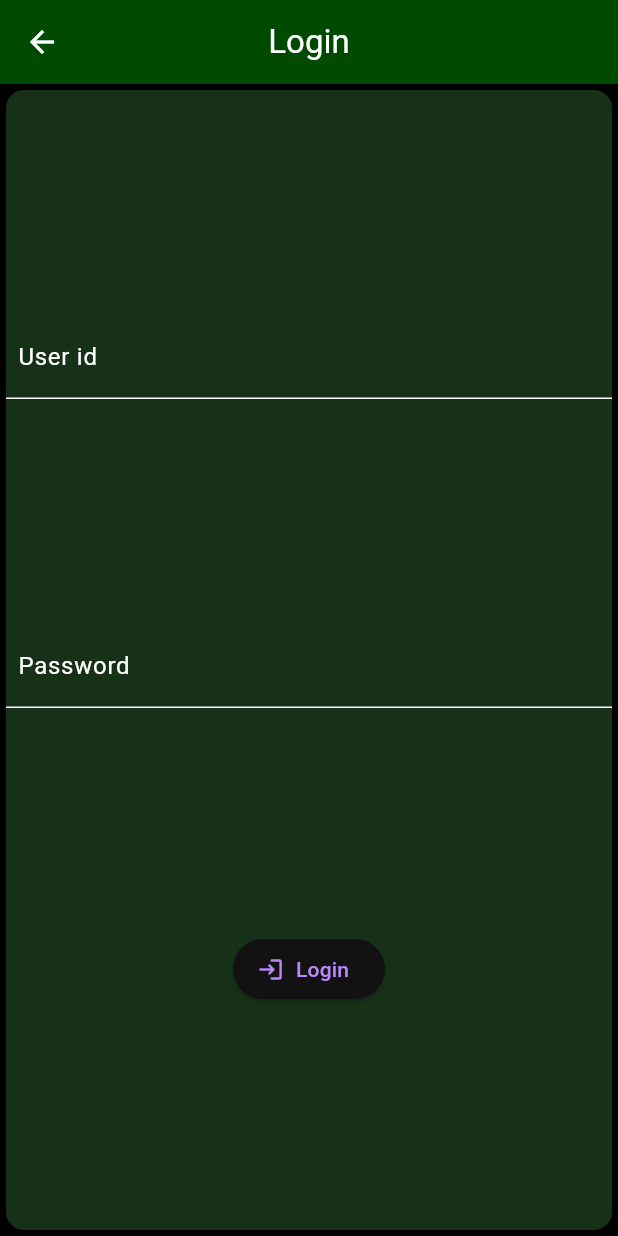
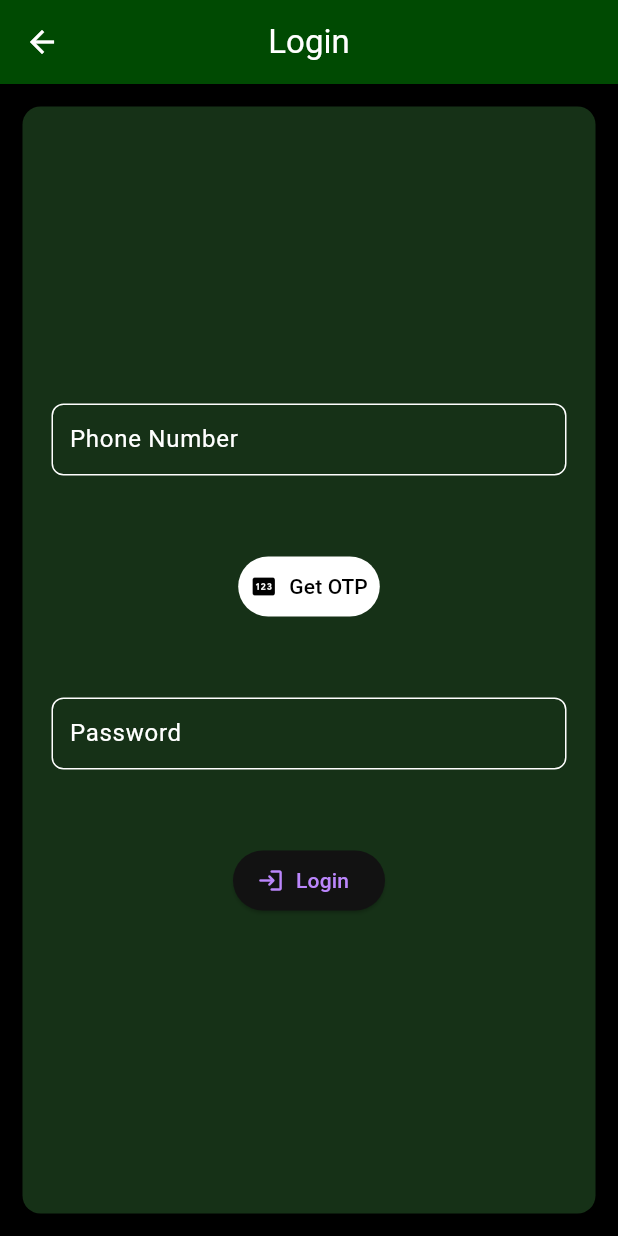
Before and after one commit to iJai007/IronMan-project, a Flutter app: the screen it shows after launch, after a tap on "Login", on a phone screen of 412 x 824 dp. Run offline on Flutter 3.47's test engine with Material 3 defaults, Android fonts, the phone set to English and light mode, and no system bars.

Commit message:
many changes

```diff
--- /dev/null
+++ b/IronMan/ironman/lib/data.dart
@@ -0,0 +1,5 @@
+/*class Data {
+  //Data({service});
+  String service;
+  Map<String, int> cost;
+}*/
--- a/IronMan/ironman/lib/logsign.dart
+++ b/IronMan/ironman/lib/logsign.dart
@@ -14,20 +14,40 @@ class LogSign extends StatelessWidget {
         title: Text(val),
         centerTitle: true,
       ),
-      body: Card(
+      body: SizedBox(
+        width: MediaQuery.sizeOf(context).width,
+        height: MediaQuery.sizeOf(context).height,
+        child: Card(
+            margin: EdgeInsets.all(15.0),
             child: Column(
               crossAxisAlignment: CrossAxisAlignment.center,
-        mainAxisAlignment: MainAxisAlignment.spaceEvenly,
+              mainAxisAlignment: MainAxisAlignment.center,
               children: [
                 TextField(
+                  inputFormatters: [],
                   decoration: const InputDecoration(
-                label: Text('User id'), contentPadding: EdgeInsets.all(8.0)),
+                      label: Text('Phone Number'),
+                      contentPadding: EdgeInsets.all(8.0)),
                   controller: te,
+                ),
+                const SizedBox(
+                  height: 50,
+                ),
+                TextButton.icon(
+                    onPressed: () {},
+                    icon: const Icon(Icons.pin),
+                    label: const Text('Get OTP')),
+                const SizedBox(
+                  height: 50,
                 ),
                 TextField(
                   decoration: const InputDecoration(
-                label: Text('Password'), contentPadding: EdgeInsets.all(8.0)),
+                      label: Text('Password'),
+                      contentPadding: EdgeInsets.all(8.0)),
                   controller: te2,
+                ),
+                const SizedBox(
+                  height: 50,
                 ),
                 ElevatedButton.icon(
                     onPressed: () {
@@ -39,6 +59,7 @@ class LogSign extends StatelessWidget {
                     label: Text(val))
               ],
             )),
+      ),
     );
   }
 }
--- a/IronMan/ironman/lib/main.dart
+++ b/IronMan/ironman/lib/main.dart
@@ -15,6 +15,54 @@ class MyApp extends StatelessWidget {
       debugShowCheckedModeBanner: false,
       title: 'IronMan',
       theme: ThemeData(
+        textButtonTheme: const TextButtonThemeData(
+            style: ButtonStyle(
+                padding: MaterialStatePropertyAll(EdgeInsets.all(8.0)),
+                foregroundColor: MaterialStatePropertyAll(Colors.black),
+                backgroundColor: MaterialStatePropertyAll(Colors.white))),
+        inputDecorationTheme: InputDecorationTheme(
+            constraints: BoxConstraints(
+                maxWidth: MediaQuery.sizeOf(context).width / 1.2),
+            contentPadding: const EdgeInsets.all(15.0),
+            focusedBorder: OutlineInputBorder(
+                borderRadius: BorderRadius.circular(8.0),
+                borderSide: const BorderSide(color: Colors.white, width: 2.0)),
+            enabledBorder: OutlineInputBorder(
+                borderRadius: BorderRadius.circular(8.0),
+                borderSide: const BorderSide(color: Colors.white))),
+        floatingActionButtonTheme: const FloatingActionButtonThemeData(
+          foregroundColor: Colors.white,
+          backgroundColor: Color.fromARGB(255, 17, 65, 3),
+        ),
+        listTileTheme: const ListTileThemeData(
+            titleAlignment: ListTileTitleAlignment.center),
+        dropdownMenuTheme: DropdownMenuThemeData(
+          inputDecorationTheme: InputDecorationTheme(
+            filled: true,
+            isDense: true,
+            fillColor: const Color.fromARGB(255, 17, 65, 3),
+            enabledBorder: OutlineInputBorder(
+                borderRadius: BorderRadius.circular(20),
+                borderSide: const BorderSide(
+                    color: Colors.white, width: 2, style: BorderStyle.solid)),
+          ),
+          menuStyle: MenuStyle(
+              surfaceTintColor: MaterialStateProperty.all(
+                const Color.fromARGB(255, 17, 65, 3),
+              ),
+              side: MaterialStateProperty.all(const BorderSide(
+                color: Color.fromARGB(255, 17, 65, 3),
+              )),
+              elevation: MaterialStateProperty.all(6),
+              shadowColor: MaterialStateProperty.all(Colors.black),
+              backgroundColor: MaterialStateProperty.all(
+                const Color.fromARGB(255, 17, 65, 3),
+              ),
+              shape: MaterialStateProperty.all(RoundedRectangleBorder(
+                  borderRadius: BorderRadius.circular(20)))),
+          textStyle:
+              const TextStyle(color: Colors.white, fontWeight: FontWeight.w700),
+        ),
         drawerTheme: const DrawerThemeData(
             backgroundColor: Colors.black, surfaceTintColor: Colors.green),
         cardTheme: const CardTheme(color: Color.fromARGB(255, 22, 49, 23)),
```
Also changed, not shown: IronMan/ironman/lib/apphome.dart (+61 -7 lines), IronMan/ironman/lib/lsb.dart (added, +129 -0 lines), IronMan/ironman/lib/order.dart (added, +138 -0 lines). Lines whose indentation alone changed are shown as unchanged.
